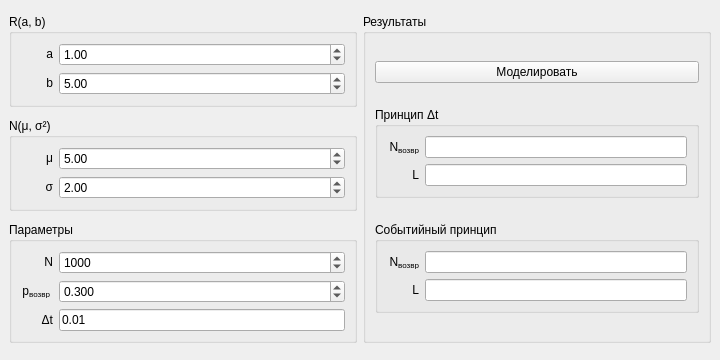
Before: the Qt Designer form sem07/lab04/mainwindow.ui in wcdbmv/M, drawn with Qt 5.
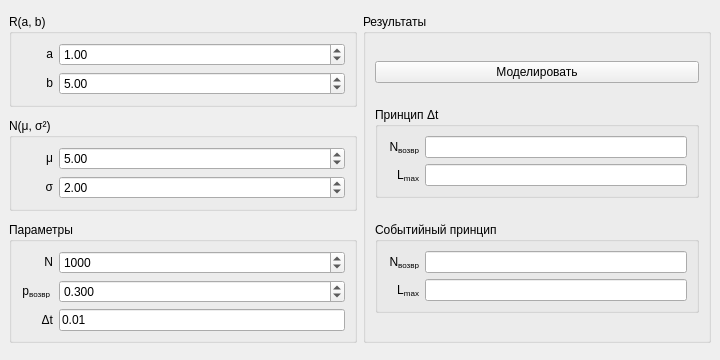
After: the same form once the commit is applied.

Commit message: Finish program

The edit to the form file:
```diff
--- a/sem07/lab04/mainwindow.ui
+++ b/sem07/lab04/mainwindow.ui
@@ -394,7 +394,7 @@
              </size>
             </property>
             <property name="text">
-             <string>L</string>
+             <string>L&lt;sub&gt;max&lt;/sub&gt;</string>
             </property>
             <property name="alignment">
              <set>Qt::AlignRight|Qt::AlignTrailing|Qt::AlignVCenter</set>
@@ -463,7 +463,7 @@
              </size>
             </property>
             <property name="text">
-             <string>L</string>
+             <string>L&lt;sub&gt;max&lt;/sub&gt;</string>
             </property>
             <property name="alignment">
              <set>Qt::AlignRight|Qt::AlignTrailing|Qt::AlignVCenter</set>
```
Left out of the diff: 8 changed lines with no effect on the pictures. The commit also changes 2 other files.
